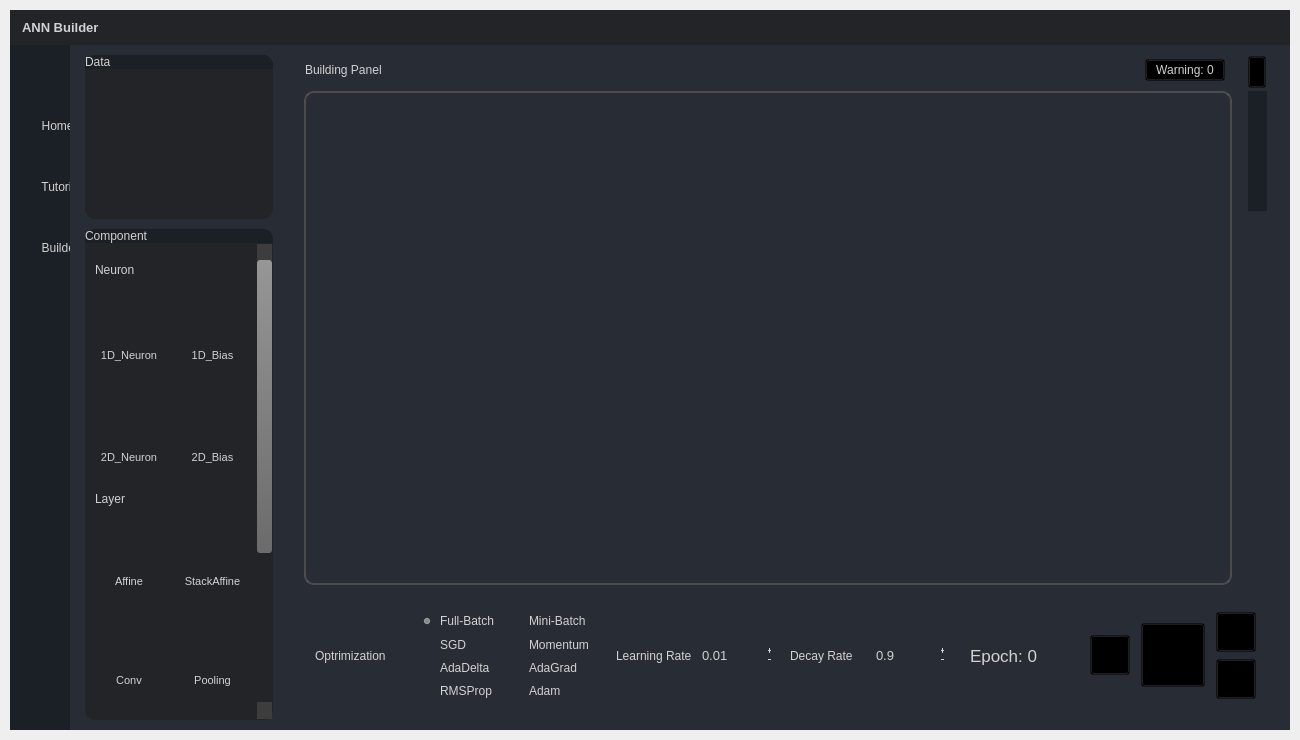
Old version of the form ui/GuiMainWindow.ui in the repository frankyiu/fyp_ANNBuilder.
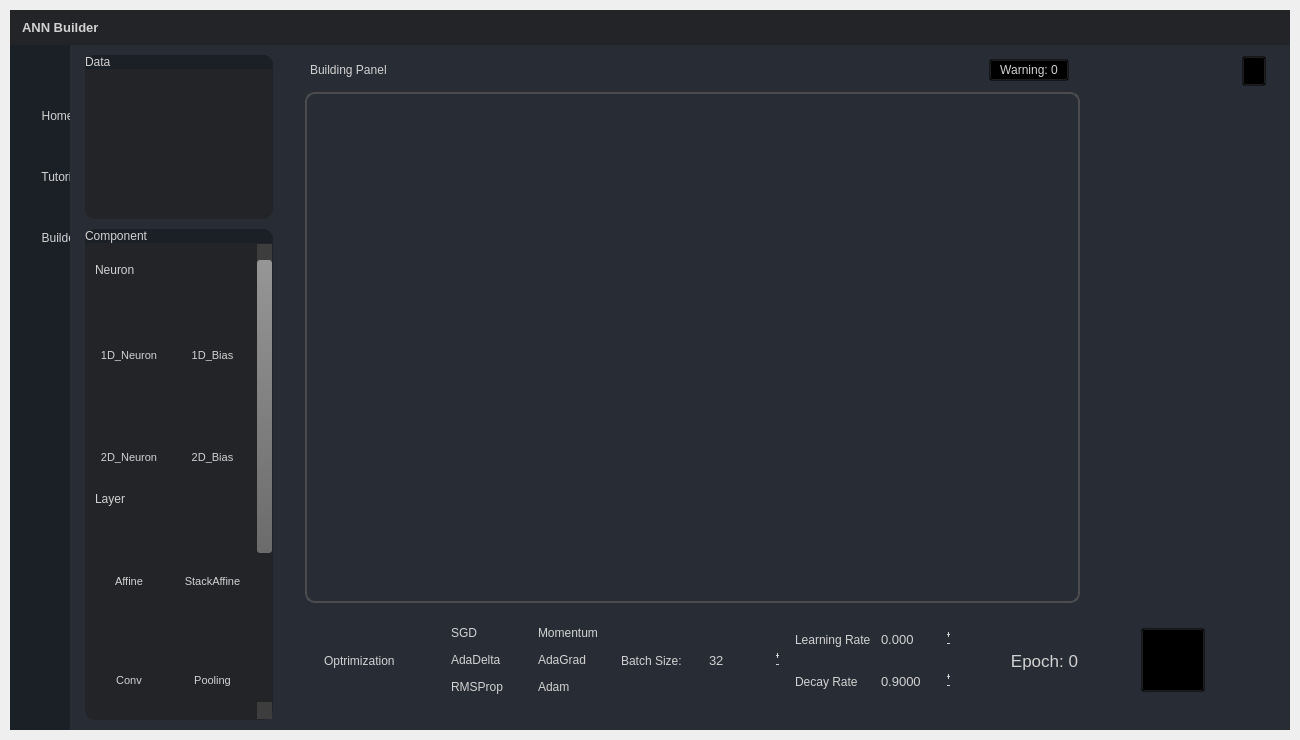
New version of the form. Icons and pictures are not drawn. Custom widgets are drawn as their Qt base class.

Commit message: add batch size, change ui(home, builder)

Patch:
```diff
--- a/ui/GuiMainWindow.ui
+++ b/ui/GuiMainWindow.ui
@@ -47,7 +47,9 @@
    </property>
    <property name="styleSheet">
     <string notr="true">color: rgb(210, 210, 210);
-background:transparent;</string>
+background:transparent;
+font-family:Segoe UI;
+</string>
    </property>
    <layout class="QHBoxLayout" name="horizontalLayout">
     <property name="spacing">
@@ -78,7 +80,7 @@
     border: 1px solid #222222;
     background-color: #3d3d3d;
     height: 15px;
-    margin: 16px 0px 16px 0px;
+    margin: 0px 16px 0px 16px;
 
 }
 
@@ -651,7 +653,6 @@
             </property>
             <property name="styleSheet">
              <string notr="true">QFrame {
-	padding-top: 10px;
 	background-color: rgb(27, 31, 38);
 	box-shadow: 2px 0px 2px red;
 }
@@ -705,7 +706,7 @@
                 <cursorShape>PointingHandCursor</cursorShape>
                </property>
                <property name="styleSheet">
-                <string notr="true">padding-left: 18px;
+                <string notr="true">padding-left: 19px;
 </string>
                </property>
                <property name="text">
@@ -717,8 +718,8 @@
                </property>
                <property name="iconSize">
                 <size>
-                 <width>24</width>
-                 <height>24</height>
+                 <width>22</width>
+                 <height>22</height>
                 </size>
                </property>
               </widget>
@@ -832,7 +833,7 @@
                <property name="iconSize">
                 <size>
                  <width>30</width>
-                 <height>30</height>
+                 <height>43</height>
                 </size>
                </property>
               </widget>
@@ -2252,6 +2253,9 @@
                           <property name="topMargin">
                            <number>0</number>
                           </property>
+                          <property name="bottomMargin">
+                           <number>0</number>
+                          </property>
                           <item>
                            <widget class="QWidget" name="draw_build" native="true">
                             <layout class="QVBoxLayout" name="verticalLayout_16">
@@ -2261,6 +2265,9 @@
                              <property name="topMargin">
                               <number>0</number>
                              </property>
+                             <property name="rightMargin">
+                              <number>0</number>
+                             </property>
                              <property name="bottomMargin">
                               <number>0</number>
                              </property>
@@ -2286,13 +2293,13 @@
                                </property>
                                <layout class="QHBoxLayout" name="horizontalLayout_7">
                                 <property name="leftMargin">
-                                 <number>0</number>
+                                 <number>5</number>
                                 </property>
                                 <property name="topMargin">
                                  <number>0</number>
                                 </property>
                                 <property name="rightMargin">
-                                 <number>0</number>
+                                 <number>5</number>
                                 </property>
                                 <property name="bottomMargin">
                                  <number>0</number>
@@ -2360,39 +2367,57 @@
                               </widget>
                              </item>
                              <item>
+                              <widget class="QFrame" name="frame">
+                               <property name="frameShape">
+                                <enum>QFrame::StyledPanel</enum>
+                               </property>
+                               <property name="frameShadow">
+                                <enum>QFrame::Raised</enum>
+                               </property>
+                               <layout class="QHBoxLayout" name="horizontalLayout_20">
+                                <property name="leftMargin">
+                                 <number>0</number>
+                                </property>
+                                <property name="topMargin">
+                                 <number>0</number>
+                                </property>
+                                <property name="rightMargin">
+                                 <number>0</number>
+                                </property>
+                                <property name="bottomMargin">
+                                 <number>0</number>
+                                </property>
+                                <item>
                               <widget class="QGraphicsView" name="graphicsView">
                                <property name="toolTipDuration">
                                 <number>8</number>
                                </property>
                                <property name="styleSheet">
-                                <string notr="true">
+                                   <string notr="true">QGraphicsView{
 border: 2px solid;
 border-radius: 10px;
 border-color: rgba(84, 84, 84, 200);
-</string>
-                               </property>
+}</string>
+                                  </property>
+                                 </widget>
+                                </item>
+                               </layout>
                               </widget>
                              </item>
                             </layout>
                            </widget>
                           </item>
                           <item>
-                           <widget class="QFrame" name="draw_right">
-                            <property name="sizePolicy">
-                             <sizepolicy hsizetype="Preferred" vsizetype="Preferred">
-                              <horstretch>0</horstretch>
-                              <verstretch>0</verstretch>
-                             </sizepolicy>
-                            </property>
+                           <widget class="QFrame" name="frame_3">
                             <property name="minimumSize">
                              <size>
-                              <width>0</width>
+                              <width>180</width>
                               <height>0</height>
                              </size>
                             </property>
                             <property name="maximumSize">
                              <size>
-                              <width>20</width>
+                              <width>180</width>
                               <height>16777215</height>
                              </size>
                             </property>
@@ -2403,9 +2428,6 @@
                              <enum>QFrame::Raised</enum>
                             </property>
                             <layout class="QVBoxLayout" name="verticalLayout_15">
-                             <property name="spacing">
-                              <number>3</number>
-                             </property>
                              <property name="leftMargin">
                               <number>0</number>
                              </property>
@@ -2416,9 +2438,9 @@
                               <number>0</number>
                              </property>
                              <property name="bottomMargin">
-                              <number>9</number>
+                              <number>0</number>
                              </property>
-                             <item>
+                             <item alignment="Qt::AlignRight">
                               <widget class="QPushButton" name="btn_guide">
                                <property name="sizePolicy">
                                 <sizepolicy hsizetype="Minimum" vsizetype="Fixed">
@@ -2429,7 +2451,7 @@
                                <property name="minimumSize">
                                 <size>
                                  <width>0</width>
-                                 <height>32</height>
+                                 <height>30</height>
                                 </size>
                                </property>
                                <property name="maximumSize">
@@ -2460,51 +2482,7 @@
                               </widget>
                              </item>
                              <item>
-                              <widget class="QPushButton" name="btn_inspector">
-                               <property name="sizePolicy">
-                                <sizepolicy hsizetype="Preferred" vsizetype="Fixed">
-                                 <horstretch>0</horstretch>
-                                 <verstretch>0</verstretch>
-                                </sizepolicy>
-                               </property>
-                               <property name="minimumSize">
-                                <size>
-                                 <width>20</width>
-                                 <height>120</height>
-                                </size>
-                               </property>
-                               <property name="maximumSize">
-                                <size>
-                                 <width>16777215</width>
-                                 <height>16777215</height>
-                                </size>
-                               </property>
-                               <property name="cursor">
-                                <cursorShape>PointingHandCursor</cursorShape>
-                               </property>
-                               <property name="styleSheet">
-                                <string notr="true">background-color: rgb(27, 31, 38);
-border: none;
-
-</string>
-                               </property>
-                               <property name="text">
-                                <string/>
-                               </property>
-                               <property name="checkable">
-                                <bool>true</bool>
-                               </property>
-                              </widget>
-                             </item>
-                             <item>
-                              <widget class="QFrame" name="frame_3">
-                               <property name="frameShape">
-                                <enum>QFrame::StyledPanel</enum>
-                               </property>
-                               <property name="frameShadow">
-                                <enum>QFrame::Raised</enum>
-                               </property>
-                              </widget>
+                              <widget class="ScrollableResultDashBoard" name="widget_dashboard" native="true"/>
                              </item>
                             </layout>
                            </widget>
@@ -2517,21 +2495,33 @@
                          <property name="minimumSize">
                           <size>
                            <width>0</width>
-                           <height>120</height>
+                           <height>100</height>
                           </size>
                          </property>
                          <property name="maximumSize">
                           <size>
                            <width>16777215</width>
-                           <height>120</height>
+                           <height>110</height>
                           </size>
                          </property>
                          <layout class="QHBoxLayout" name="horizontalLayout_14">
                           <property name="topMargin">
                            <number>0</number>
                           </property>
-                          <item>
+                          <item alignment="Qt::AlignLeft">
                            <widget class="QFrame" name="frame_optimi">
+                            <property name="sizePolicy">
+                             <sizepolicy hsizetype="MinimumExpanding" vsizetype="Preferred">
+                              <horstretch>0</horstretch>
+                              <verstretch>0</verstretch>
+                             </sizepolicy>
+                            </property>
+                            <property name="minimumSize">
+                             <size>
+                              <width>665</width>
+                              <height>0</height>
+                             </size>
+                            </property>
                             <property name="frameShape">
                              <enum>QFrame::StyledPanel</enum>
                             </property>
@@ -2540,19 +2530,7 @@
                             </property>
                             <layout class="QHBoxLayout" name="horizontalLayout_16">
                              <property name="spacing">
-                              <number>10</number>
-                             </property>
-                             <property name="leftMargin">
-                              <number>0</number>
-                             </property>
-                             <property name="topMargin">
-                              <number>0</number>
-                             </property>
-                             <property name="rightMargin">
-                              <number>0</number>
-                             </property>
-                             <property name="bottomMargin">
-                              <number>0</number>
+                              <number>6</number>
                              </property>
                              <item>
                               <widget class="QFrame" name="frame_11">
@@ -2569,6 +2547,12 @@
                                 <enum>QFrame::Raised</enum>
                                </property>
                                <layout class="QHBoxLayout" name="horizontalLayout_19">
+                                <property name="topMargin">
+                                 <number>0</number>
+                                </property>
+                                <property name="bottomMargin">
+                                 <number>0</number>
+                                </property>
                                 <item>
                                  <widget class="QLabel" name="label_12">
                                   <property name="maximumSize">
@@ -2616,58 +2600,7 @@
                                    <property name="horizontalSpacing">
                                     <number>10</number>
                                    </property>
-                                   <item row="2" column="0">
-                                    <widget class="QRadioButton" name="radio_adaDelta">
-                                     <property name="font">
-                                      <font>
-                                       <family>Segoe UI</family>
-                                      </font>
-                                     </property>
-                                     <property name="text">
-                                      <string>AdaDelta</string>
-                                     </property>
-                                    </widget>
-                                   </item>
-                                   <item row="2" column="1">
-                                    <widget class="QRadioButton" name="radio_adaGrad">
-                                     <property name="font">
-                                      <font>
-                                       <family>Segoe UI</family>
-                                      </font>
-                                     </property>
-                                     <property name="text">
-                                      <string>AdaGrad</string>
-                                     </property>
-                                    </widget>
-                                   </item>
-                                   <item row="1" column="0">
-                                    <widget class="QRadioButton" name="radio_sgd">
-                                     <property name="font">
-                                      <font>
-                                       <family>Segoe UI</family>
-                                      </font>
-                                     </property>
-                                     <property name="text">
-                                      <string>SGD</string>
-                                     </property>
-                                    </widget>
-                                   </item>
-                                   <item row="0" column="0">
-                                    <widget class="QRadioButton" name="radio_fullbatch">
-                                     <property name="font">
-                                      <font>
-                                       <family>Segoe UI</family>
-                                      </font>
-                                     </property>
-                                     <property name="text">
-                                      <string>Full-Batch</string>
-                                     </property>
-                                     <property name="checked">
-                                      <bool>true</bool>
-                                     </property>
-                                    </widget>
-                                   </item>
-                                   <item row="1" column="1">
+                                   <item row="0" column="1">
                                     <widget class="QRadioButton" name="radio_momentum">
                                      <property name="font">
                                       <font>
@@ -2679,19 +2612,7 @@
                                      </property>
                                     </widget>
                                    </item>
-                                   <item row="0" column="1">
-                                    <widget class="QRadioButton" name="radio_minibatch">
-                                     <property name="font">
-                                      <font>
-                                       <family>Segoe UI</family>
-                                      </font>
-                                     </property>
-                                     <property name="text">
-                                      <string>Mini-Batch</string>
-                                     </property>
-                                    </widget>
-                                   </item>
-                                   <item row="3" column="0">
+                                   <item row="2" column="0">
                                     <widget class="QRadioButton" name="radio_rmsProp">
                                      <property name="font">
                                       <font>
@@ -2703,7 +2624,7 @@
                                      </property>
                                     </widget>
                                    </item>
-                                   <item row="3" column="1">
+                                   <item row="2" column="1">
                                     <widget class="QRadioButton" name="radio_adam">
                                      <property name="font">
                                       <font>
@@ -2715,14 +2636,170 @@
                                      </property>
                                     </widget>
                                    </item>
+                                   <item row="1" column="0">
+                                    <widget class="QRadioButton" name="radio_adaDelta">
+                                     <property name="font">
+                                      <font>
+                                       <family>Segoe UI</family>
+                                      </font>
+                                     </property>
+                                     <property name="text">
+                                      <string>AdaDelta</string>
+                                     </property>
+                                    </widget>
+                                   </item>
+                                   <item row="0" column="0">
+                                    <widget class="QRadioButton" name="radio_sgd">
+                                     <property name="font">
+                                      <font>
+                                       <family>Segoe UI</family>
+                                      </font>
+                                     </property>
+                                     <property name="text">
+                                      <string>SGD</string>
+                                     </property>
+                                    </widget>
+                                   </item>
+                                   <item row="1" column="1">
+                                    <widget class="QRadioButton" name="radio_adaGrad">
+                                     <property name="font">
+                                      <font>
+                                       <family>Segoe UI</family>
+                                      </font>
+                                     </property>
+                                     <property name="text">
+                                      <string>AdaGrad</string>
+                                     </property>
+                                    </widget>
+                                   </item>
                                   </layout>
                                  </widget>
                                 </item>
                                </layout>
                               </widget>
                              </item>
+                             <item>
+                              <widget class="QFrame" name="frame_22">
+                               <property name="minimumSize">
+                                <size>
+                                 <width>150</width>
+                                 <height>0</height>
+                                </size>
+                               </property>
+                               <property name="frameShape">
+                                <enum>QFrame::StyledPanel</enum>
+                               </property>
+                               <property name="frameShadow">
+                                <enum>QFrame::Raised</enum>
+                               </property>
+                               <layout class="QHBoxLayout" name="horizontalLayout_23">
+                                <property name="spacing">
+                                 <number>6</number>
+                                </property>
+                                <property name="leftMargin">
+                                 <number>0</number>
+                                </property>
+                                <property name="rightMargin">
+                                 <number>0</number>
+                                </property>
+                                <item>
+                                 <widget class="QLabel" name="label_28">
+                                  <property name="maximumSize">
+                                   <size>
+                                    <width>80</width>
+                                    <height>16777215</height>
+                                   </size>
+                                  </property>
+                                  <property name="font">
+                                   <font>
+                                    <family>Segoe UI</family>
+                                   </font>
+                                  </property>
+                                  <property name="text">
+                                   <string>Batch Size:</string>
+                                  </property>
+                                 </widget>
+                                </item>
+                                <item>
+                                 <widget class="QDoubleSpinBox" name="spin_batchSize">
+                                  <property name="minimumSize">
+                                   <size>
+                                    <width>0</width>
+                                    <height>25</height>
+                                   </size>
+                                  </property>
+                                  <property name="maximumSize">
+                                   <size>
+                                    <width>100</width>
+                                    <height>16777215</height>
+                                   </size>
+                                  </property>
+                                  <property name="font">
+                                   <font>
+                                    <family>Segoe UI</family>
+                                    <pointsize>10</pointsize>
+                                   </font>
+                                  </property>
+                                  <property name="styleSheet">
+                                   <string notr="true">background-color: transparent;
+border:None
+</string>
+                                  </property>
+                                  <property name="buttonSymbols">
+                                   <enum>QAbstractSpinBox::PlusMinus</enum>
+                                  </property>
+                                  <property name="decimals">
+                                   <number>0</number>
+                                  </property>
+                                  <property name="maximum">
+                                   <double>1000.000000000000000</double>
+                                  </property>
+                                  <property name="singleStep">
+                                   <double>1.000000000000000</double>
+                                  </property>
+                                  <property name="value">
+                                   <double>32.000000000000000</double>
+                                  </property>
+                                 </widget>
+                                </item>
+                               </layout>
+                              </widget>
+                             </item>
+                             <item>
+                              <widget class="QFrame" name="frame_21">
+                               <property name="minimumSize">
+                                <size>
+                                 <width>0</width>
+                                 <height>0</height>
+                                </size>
+                               </property>
+                               <property name="frameShape">
+                                <enum>QFrame::StyledPanel</enum>
+                               </property>
+                               <property name="frameShadow">
+                                <enum>QFrame::Raised</enum>
+                               </property>
+                               <layout class="QVBoxLayout" name="verticalLayout_34">
+                                <property name="leftMargin">
+                                 <number>0</number>
+                                </property>
+                                <property name="topMargin">
+                                 <number>0</number>
+                                </property>
+                                <property name="rightMargin">
+                                 <number>0</number>
+                                </property>
+                                <property name="bottomMargin">
+                                 <number>0</number>
+                                </property>
                              <item>
                               <widget class="QFrame" name="frame_6">
+                                  <property name="minimumSize">
+                                   <size>
+                                    <width>160</width>
+                                    <height>0</height>
+                                   </size>
+                                  </property>
                                <property name="frameShape">
                                 <enum>QFrame::StyledPanel</enum>
                                </property>
@@ -2733,9 +2810,15 @@
                                 <property name="leftMargin">
                                  <number>0</number>
                                 </property>
+                                   <property name="topMargin">
+                                    <number>0</number>
+                                   </property>
                                 <property name="rightMargin">
                                  <number>0</number>
                                 </property>
+                                   <property name="bottomMargin">
+                                    <number>0</number>
+                                   </property>
                                 <item>
                                  <widget class="QLabel" name="label">
                                   <property name="maximumSize">
@@ -2752,10 +2835,19 @@
                                   <property name="text">
                                    <string>Learning Rate</string>
                                   </property>
+                                     <property name="alignment">
+                                      <set>Qt::AlignLeading|Qt::AlignLeft|Qt::AlignVCenter</set>
+                                     </property>
                                  </widget>
                                 </item>
                                 <item>
                                  <widget class="QDoubleSpinBox" name="spin_learningRate">
+                                     <property name="sizePolicy">
+                                      <sizepolicy hsizetype="Preferred" vsizetype="Fixed">
+                                       <horstretch>0</horstretch>
+                                       <verstretch>0</verstretch>
+                                      </sizepolicy>
+                                     </property>
                                   <property name="minimumSize">
                                    <size>
                                     <width>0</width>
@@ -2782,6 +2874,9 @@
                                   <property name="buttonSymbols">
                                    <enum>QAbstractSpinBox::PlusMinus</enum>
                                   </property>
+                                     <property name="decimals">
+                                      <number>3</number>
+                                     </property>
                                   <property name="maximum">
                                    <double>100.000000000000000</double>
                                   </property>
@@ -2789,7 +2884,7 @@
                                    <double>0.010000000000000</double>
                                   </property>
                                   <property name="value">
-                                   <double>0.010000000000000</double>
+                                      <double>0.000000000000000</double>
                                   </property>
                                  </widget>
                                 </item>
@@ -2798,6 +2893,12 @@
                              </item>
                              <item>
                               <widget class="QFrame" name="frame_10">
+                                  <property name="minimumSize">
+                                   <size>
+                                    <width>150</width>
+                                    <height>0</height>
+                                   </size>
+                                  </property>
                                <property name="frameShape">
                                 <enum>QFrame::StyledPanel</enum>
                                </property>
@@ -2811,9 +2912,15 @@
                                 <property name="leftMargin">
                                  <number>0</number>
                                 </property>
+                                   <property name="topMargin">
+                                    <number>0</number>
+                                   </property>
                                 <property name="rightMargin">
                                  <number>0</number>
                                 </property>
+                                   <property name="bottomMargin">
+                                    <number>0</number>
+                                   </property>
                                 <item>
                                  <widget class="QLabel" name="label_4">
                                   <property name="maximumSize">
@@ -2830,6 +2937,9 @@
                                   <property name="text">
                                    <string>Decay Rate</string>
                                   </property>
+                                     <property name="alignment">
+                                      <set>Qt::AlignLeading|Qt::AlignLeft|Qt::AlignVCenter</set>
+                                     </property>
                                  </widget>
                                 </item>
                                 <item>
@@ -2861,7 +2971,7 @@
                                    <enum>QAbstractSpinBox::PlusMinus</enum>
                                   </property>
                                   <property name="decimals">
-                                   <number>1</number>
+                                      <number>4</number>
                                   </property>
                                   <property name="maximum">
                                    <double>1.000000000000000</double>
@@ -2880,6 +2990,9 @@
                             </layout>
                            </widget>
                           </item>
+                            </layout>
+                           </widget>
+                          </item>
                           <item>
                            <widget class="QFrame" name="frame_control">
                             <property name="minimumSize">
@@ -2890,7 +3003,7 @@
                             </property>
                             <property name="maximumSize">
                              <size>
-                              <width>308</width>
+                              <width>290</width>
                               <height>120</height>
                              </size>
                             </property>
@@ -2920,7 +3033,7 @@
                               <widget class="QFrame" name="frame_13">
                                <property name="minimumSize">
                                 <size>
-                                 <width>120</width>
+                                 <width>110</width>
                                  <height>0</height>
                                 </size>
                                </property>
@@ -2931,6 +3044,9 @@
                                 <enum>QFrame::Raised</enum>
                                </property>
                                <layout class="QVBoxLayout" name="verticalLayout_11">
+                                <property name="leftMargin">
+                                 <number>0</number>
+                                </property>
                                 <item>
                                  <widget class="QLabel" name="label_13">
                                   <property name="font">
@@ -2942,6 +3058,9 @@
                                   <property name="text">
                                    <string>Epoch: 0</string>
                                   </property>
+                                  <property name="alignment">
+                                   <set>Qt::AlignRight|Qt::AlignTrailing|Qt::AlignVCenter</set>
+                                  </property>
                                  </widget>
                                 </item>
                                </layout>
@@ -2960,8 +3079,8 @@
                                  <widget class="QPushButton" name="btn_restart">
                                   <property name="minimumSize">
                                    <size>
-                                    <width>32</width>
-                                    <height>32</height>
+                                    <width>40</width>
+                                    <height>40</height>
                                    </size>
                                   </property>
                                   <property name="maximumSize">
@@ -2976,6 +3095,13 @@
                                   <property name="toolTip">
                                    <string>Restart</string>
                                   </property>
+                                  <property name="styleSheet">
+                                   <string notr="true">:hover {
+	background-color: rgb(52, 59, 72);
+}
+QPushButton{border-radius: 20px;}
+</string>
+                                  </property>
                                   <property name="text">
                                    <string/>
                                   </property>
@@ -3070,6 +3196,12 @@
                                <layout class="QVBoxLayout" name="verticalLayout_3">
                                 <item>
                                  <widget class="QPushButton" name="btn_feedfor">
+                                  <property name="minimumSize">
+                                   <size>
+                                    <width>40</width>
+                                    <height>40</height>
+                                   </size>
+                                  </property>
                                   <property name="maximumSize">
                                    <size>
                                     <width>40</width>
@@ -3082,6 +3214,12 @@
                                   <property name="toolTip">
                                    <string>Feed Forward</string>
                                   </property>
+                                  <property name="styleSheet">
+                                   <string notr="true">:hover {
+	background-color: rgb(52, 59, 72);
+}
+QPushButton{border-radius: 20px;}</string>
+                                  </property>
                                   <property name="text">
                                    <string/>
                                   </property>
@@ -3099,6 +3237,12 @@
                                 </item>
                                 <item>
                                  <widget class="QPushButton" name="btn_backprop">
+                                  <property name="minimumSize">
+                                   <size>
+                                    <width>40</width>
+                                    <height>40</height>
+                                   </size>
+                                  </property>
                                   <property name="maximumSize">
                                    <size>
                                     <width>40</width>
@@ -3111,6 +3255,12 @@
                                   <property name="toolTip">
                                    <string>Backpropagation</string>
                                   </property>
+                                  <property name="styleSheet">
+                                   <string notr="true">:hover {
+	background-color: rgb(52, 59, 72);
+}
+QPushButton{border-radius: 20px;}</string>
+                                  </property>
                                   <property name="text">
                                    <string/>
                                   </property>
@@ -3219,6 +3369,12 @@
    <extends>QLabel</extends>
    <header>.DraggableLabel.h</header>
   </customwidget>
+  <customwidget>
+   <class>ScrollableResultDashBoard</class>
+   <extends>QWidget</extends>
+   <header>.ResultDashBoard.h</header>
+   <container>1</container>
+  </customwidget>
  </customwidgets>
  <tabstops>
   <tabstop>btn_minimize</tabstop>
```
Left out of the diff: 408 changed lines with no effect on the pictures. Lines whose indentation alone changed are shown as unchanged. The commit also changes 32 other files.
